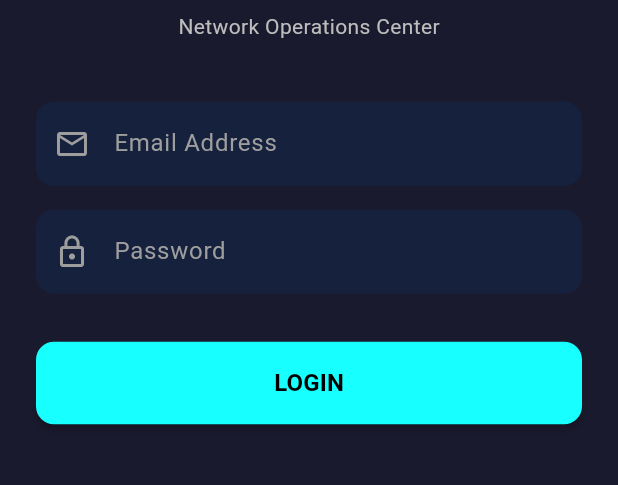
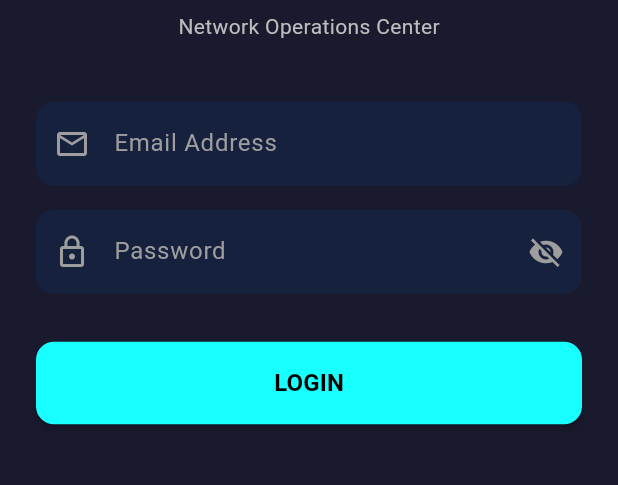
Before and after one commit to salmanbashar1009/noc_task_plexus, a Flutter app: the screen it shows after launch, on a phone screen of 412 x 824 dp, the part 526-1011 px from its top. Run offline on Flutter 3.47's test engine with Material 3 defaults, Android fonts, the phone set to English and light mode, and no system bars; our stand-ins replace connectivity_plus, dartz, dio, equatable, fl_chart, flutter_bloc and 3 more; accounts and stored records are empty; Roboto replaces fonts that are missing (Poppins).

Commit message:
visible button added in password input field and device local data source modified

```diff
--- a/lib/core/network/network_info.dart
+++ b/lib/core/network/network_info.dart
@@ -11,7 +11,9 @@ class NetworkInfoImpl implements NetworkInfo {
 
   @override
   Future<bool> get isConnected async {
-    final result = await connectivity.checkConnectivity();
-    return result != ConnectivityResult.none;
+    final List<ConnectivityResult> results = await connectivity.checkConnectivity();
+    // In newer versions of connectivity_plus, it returns a List.
+    // We check if any of the results are not 'none'.
+    return results.any((result) => result != ConnectivityResult.none);
   }
 }
--- a/lib/features/auth/presentation/pages/widgets/login_form.dart
+++ b/lib/features/auth/presentation/pages/widgets/login_form.dart
@@ -18,6 +18,7 @@ class _LoginFormState extends State<LoginForm> {
   final TextEditingController emailController = TextEditingController();
   final TextEditingController passwordController = TextEditingController();
   final _formKey = GlobalKey<FormState>();
+  bool _isPasswordVisible = false;
 
   @override
   void dispose() {
@@ -79,11 +80,29 @@ class _LoginFormState extends State<LoginForm> {
 
   Widget _buildPasswordField(BuildContext context) {
     final theme = Theme.of(context);
+    final isDark = theme.brightness == Brightness.dark;
+
     return TextFormField(
       controller: passwordController,
-      obscureText: true,
+      obscureText: !_isPasswordVisible,
       style: TextStyle(color: theme.colorScheme.onSurface),
-      decoration: _inputDecoration(context, 'Password', Icons.lock_outline),
+      decoration: _inputDecoration(
+        context,
+        'Password',
+        Icons.lock_outline,
+      ).copyWith(
+        suffixIcon: IconButton(
+          icon: Icon(
+            _isPasswordVisible ? Icons.visibility : Icons.visibility_off,
+            color: isDark ? Colors.grey[500] : Colors.grey[600],
+          ),
+          onPressed: () {
+            setState(() {
+              _isPasswordVisible = !_isPasswordVisible;
+            });
+          },
+        ),
+      ),
       validator: (value) {
         if (value == null || value.isEmpty) return 'Please enter password';
         if (value.length < 6) return 'Password must be at least 6 characters';
```
